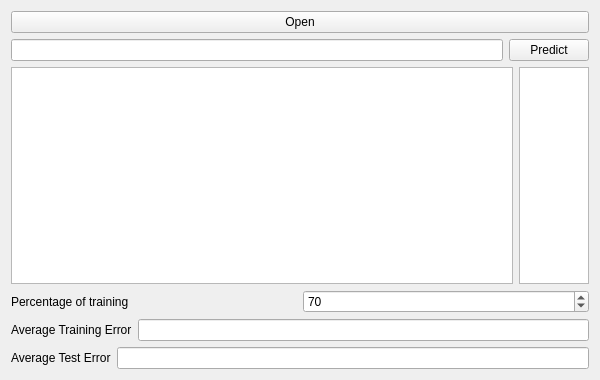
Qt form presenter.ui (maks-bond/Prediction) before a commit.
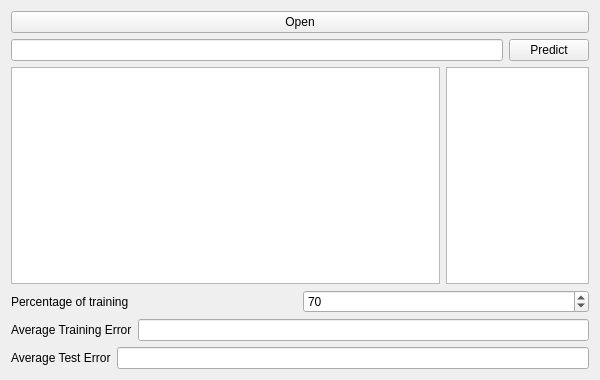
The same form after that commit.

Patch:
```diff
--- a/presenter.ui
+++ b/presenter.ui
@@ -40,7 +40,7 @@
     </layout>
    </item>
    <item>
-    <layout class="QHBoxLayout" name="horizontalLayout_5" stretch="10,1">
+    <layout class="QHBoxLayout" name="horizontalLayout_5" stretch="3,1">
      <item>
       <widget class="QTableWidget" name="tableData"/>
      </item>
```
